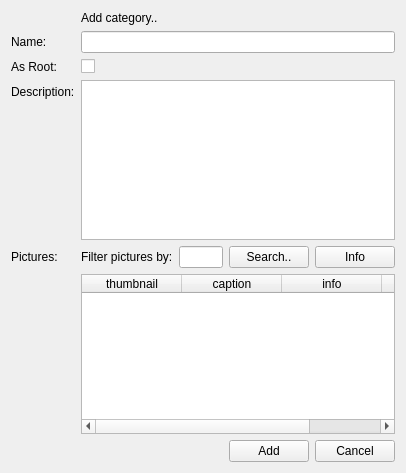
First picture: the form in client/uiforms/category_add.ui, repository Wolframe/configurator, before the edit.
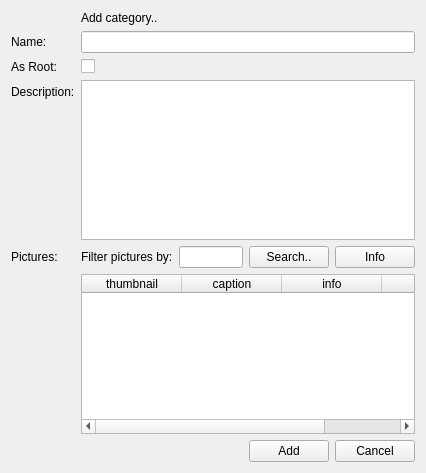
Second picture: the form after the edit. Icons and pictures are not drawn.

The edit to the form file:
```diff
--- a/client/uiforms/category_add.ui
+++ b/client/uiforms/category_add.ui
@@ -6,7 +6,7 @@
    <rect>
     <x>0</x>
     <y>0</y>
-    <width>406</width>
+    <width>426</width>
     <height>473</height>
    </rect>
   </property>
```
Left out of the diff: 9 changed lines with no effect on the pictures.
